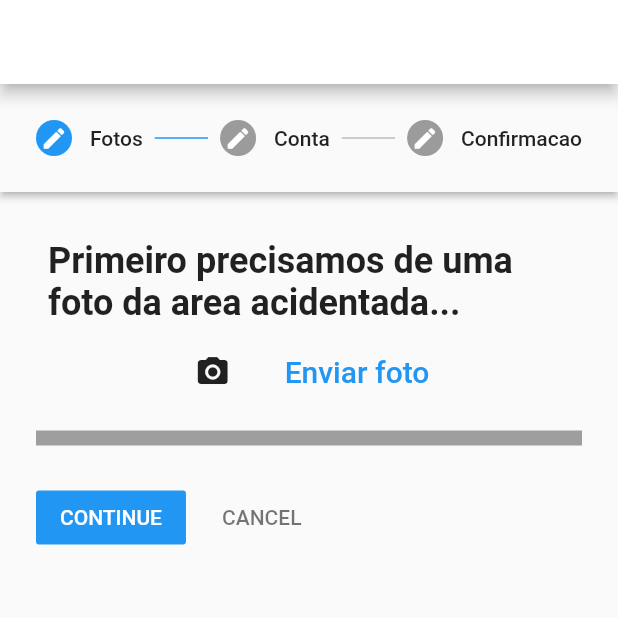
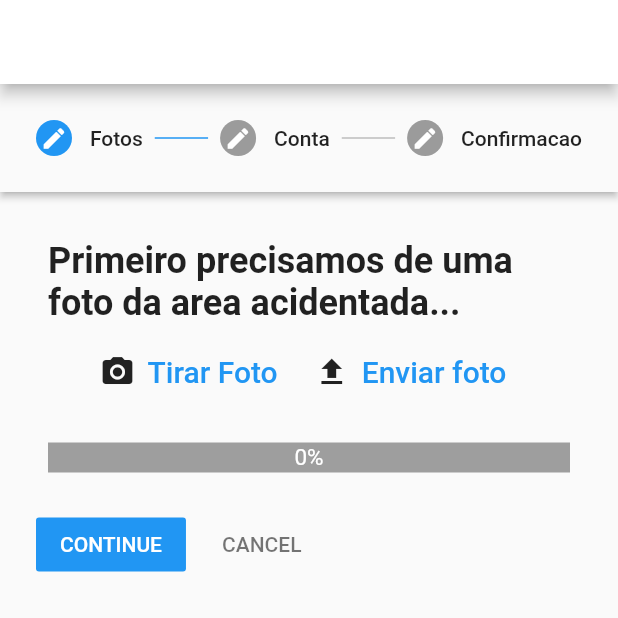
Before and after one commit to theomeme/projeto_integrador3, a Flutter app: the NewForm screen opened directly, on a phone screen of 412 x 824 dp, the top half of it. Run offline on Flutter 3.47's test engine with Material 2 defaults, Android fonts, the light colour scheme and no system bars; our stand-ins replace cloud_firestore, firebase_core, firebase_storage, image_picker; accounts and stored records are empty.

Commit message:
Atualizacao na 1 pagina do formulario

```diff
--- a/lib/form.dart
+++ b/lib/form.dart
@@ -39,6 +39,8 @@ class _MyHomePageState extends State<NewForm> {
   final numberController = TextEditingController();
   int _activeStepIndex = 0;
   double _uploadProgress = 0.0;
+  double _uploadProgressText = 0.0;
+
   CollectionReference nomes =
       FirebaseFirestore.instance.collection('emergencies');
 
@@ -46,8 +48,7 @@ class _MyHomePageState extends State<NewForm> {
 
   List<Step> stepList() => [
         Step(
-            state:
-                _activeStepIndex <= 0 ? StepState.editing : StepState.complete,
+          state: _activeStepIndex <= 0 ? StepState.editing : StepState.complete,
           isActive: _activeStepIndex >= 0,
           title: const Text('Fotos'),
           content: Column(
@@ -62,15 +63,20 @@ class _MyHomePageState extends State<NewForm> {
               Row(
                 mainAxisAlignment: MainAxisAlignment.center,
                 children: [
-                    IconButton(
-                      icon: const Icon(Icons.camera_alt),
+                  const Icon(Icons.camera_alt),
+                  TextButton(
                     onPressed: () {
                       getImageFromCamera();
                     },
+                    child: const Text(
+                      'Tirar Foto',
+                      style: TextStyle(fontSize: 20),
+                    ),
                   ),
                   const SizedBox(
                     width: 16,
                   ),
+                  const Icon(Icons.upload),
                   TextButton(
                     onPressed: () {
                       String uniqueFileName =
@@ -81,11 +87,13 @@ class _MyHomePageState extends State<NewForm> {
                       final uploadTask =
                           imageRef.putFile(File(imagemSelecionada!.path));
 
-                        uploadTask.snapshotEvents
-                            .listen((TaskSnapshot snapshot) {
+                      uploadTask.snapshotEvents.listen((TaskSnapshot snapshot) {
                         setState(() {
                           _uploadProgress =
                               snapshot.bytesTransferred / snapshot.totalBytes;
+                          // _uploadProgressText = (snapshot.bytesTransferred /
+                          //         snapshot.totalBytes) *
+                          //     100;
                         });
                       });
 
@@ -110,13 +118,25 @@ class _MyHomePageState extends State<NewForm> {
               const SizedBox(
                 height: 15,
               ),
-                LinearProgressIndicator(
+              Stack(
+                alignment: Alignment.center,
+                children: [
+                  Padding(
+                    padding: const EdgeInsets.all(8),
+                    child: LinearProgressIndicator(
                       value: _uploadProgress,
-                  minHeight: 10,
                       backgroundColor: Colors.grey,
-                  valueColor: const AlwaysStoppedAnimation<Color>(Colors.red),
+                      valueColor:
+                          const AlwaysStoppedAnimation<Color>(Colors.red),
+                      minHeight: 20,
                     ),
-                const SizedBox(height: 8),
+                  ),
+                  Text(
+                    '${(_uploadProgress * 100).toStringAsFixed(0)}%',
+                    style: const TextStyle(fontSize: 15, color: Colors.white),
+                  ),
+                ],
+              ),
               if (_uploadProgress == 1)
                 const Text(
                   'Upload concluído!',
@@ -125,8 +145,24 @@ class _MyHomePageState extends State<NewForm> {
                     fontWeight: FontWeight.bold,
                   ),
                 ),
+              // LinearProgressIndicator(
+              //   value: _uploadProgress,
+              //   minHeight: 10,
+              //   backgroundColor: Colors.grey,
+              //   valueColor: const AlwaysStoppedAnimation<Color>(Colors.red),
+              // ),
+              // const SizedBox(height: 8),
+              // if (_uploadProgress == 1)
+              //   const Text(
+              //     'Upload concluído!',
+              //     style: TextStyle(
+              //       fontSize: 14,
+              //       fontWeight: FontWeight.bold,
+              //     ),
+              //   ),
             ],
-            )),
+          ),
+        ),
         Step(
           state: _activeStepIndex <= 1 ? StepState.editing : StepState.complete,
           isActive: _activeStepIndex >= 1,
```
Lines whose indentation alone changed are shown as unchanged.
